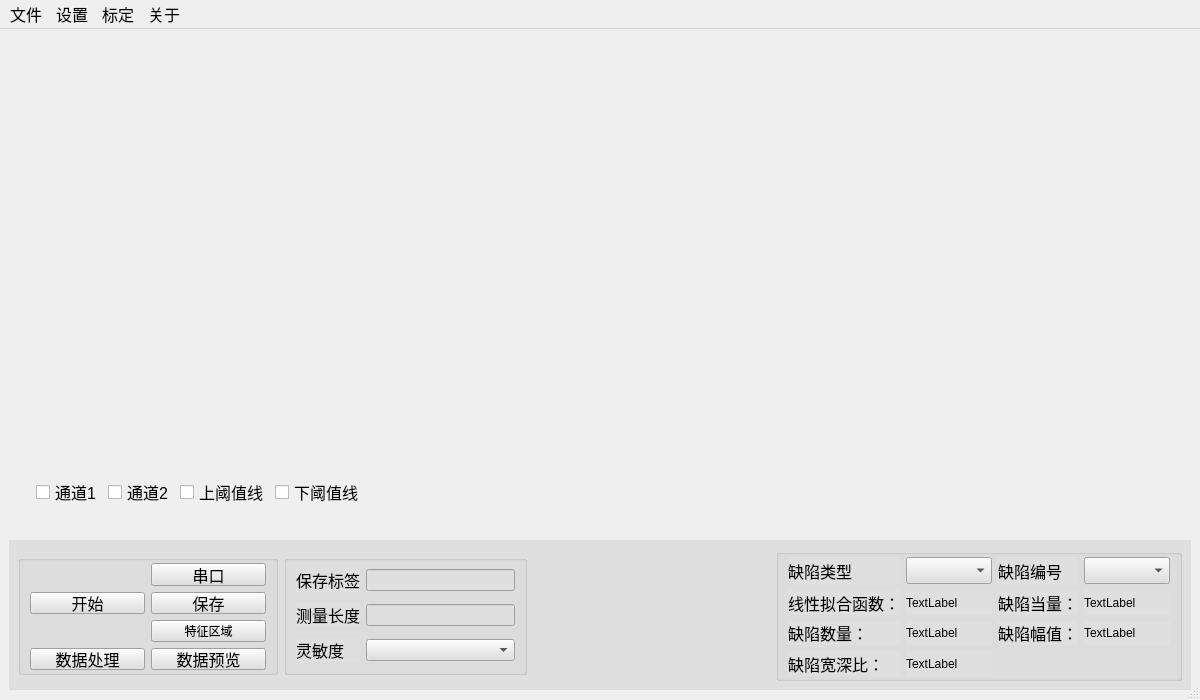
The window that mainwindow.ui (RoboticsKingWay/EMDetect) describes before a commit, drawn with Qt 5.
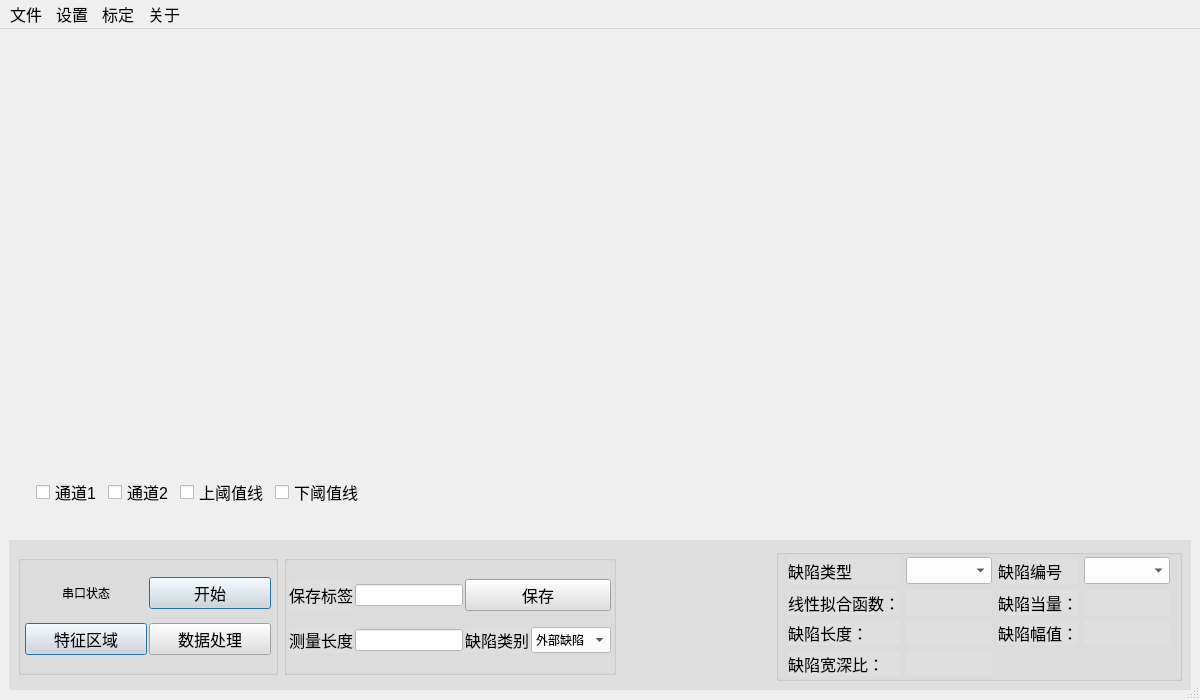
The same window after the commit. Icons and pictures are not drawn.

What changed in the file:
```diff
--- a/mainwindow.ui
+++ b/mainwindow.ui
@@ -191,82 +191,37 @@
           <property name="sizeConstraint">
            <enum>QLayout::SetDefaultConstraint</enum>
           </property>
+          <property name="leftMargin">
+           <number>4</number>
+          </property>
           <property name="topMargin">
-           <number>2</number>
+           <number>4</number>
+          </property>
+          <property name="rightMargin">
+           <number>4</number>
           </property>
           <property name="bottomMargin">
+           <number>4</number>
+          </property>
+          <property name="spacing">
            <number>2</number>
           </property>
-          <item row="1" column="1">
-           <widget class="QPushButton" name="pushButton_2">
-            <property name="font">
-             <font>
-              <pointsize>12</pointsize>
-             </font>
-            </property>
-            <property name="text">
-             <string>保存</string>
-            </property>
-            <property name="autoDefault">
-             <bool>false</bool>
-            </property>
-            <property name="default">
-             <bool>false</bool>
-            </property>
-           </widget>
-          </item>
-          <item row="0" column="1">
-           <widget class="QPushButton" name="pushButton_SerialSetup">
-            <property name="font">
-             <font>
-              <pointsize>12</pointsize>
-             </font>
-            </property>
-            <property name="styleSheet">
-             <string notr="true">/*QPushButton {
-				border: 4px outset gray;
-                   border-radius: 3px;
-}*/</string>
-            </property>
-            <property name="text">
-             <string>串口</string>
-            </property>
-            <property name="default">
-             <bool>false</bool>
-            </property>
-            <property name="flat">
-             <bool>false</bool>
-            </property>
-           </widget>
-          </item>
-          <item row="1" column="0">
-           <widget class="QPushButton" name="pushButton">
-            <property name="font">
-             <font>
-              <pointsize>12</pointsize>
-             </font>
-            </property>
-            <property name="text">
-             <string>开始</string>
-            </property>
-           </widget>
-          </item>
           <item row="3" column="1">
-           <widget class="QPushButton" name="pushButton_4">
+           <widget class="QPushButton" name="pushButton_3">
             <property name="font">
              <font>
               <pointsize>12</pointsize>
              </font>
             </property>
             <property name="text">
-             <string>数据预览</string>
+             <string>数据处理</string>
             </property>
            </widget>
           </item>
           <item row="0" column="0">
            <widget class="QPushButton" name="pushButton_connect_state">
             <property name="text">
-             <string/>
+             <string>串口状态</string>
             </property>
             <property name="icon">
              <iconset resource="resource.qrc">
@@ -277,23 +232,43 @@
             </property>
            </widget>
           </item>
-          <item row="3" column="0">
-           <widget class="QPushButton" name="pushButton_3">
+          <item row="0" column="1">
+           <widget class="QPushButton" name="pushButton">
             <property name="font">
              <font>
               <pointsize>12</pointsize>
              </font>
             </property>
             <property name="text">
-             <string>数据处理</string>
+             <string>开始</string>
+            </property>
+            <property name="autoDefault">
+             <bool>true</bool>
+            </property>
+            <property name="default">
+             <bool>true</bool>
             </property>
            </widget>
           </item>
-          <item row="2" column="1">
+          <item row="3" column="0">
            <widget class="QPushButton" name="pushButton_5">
+            <property name="font">
+             <font>
+              <pointsize>12</pointsize>
+             </font>
+            </property>
             <property name="text">
              <string>特征区域</string>
             </property>
+            <property name="autoDefault">
+             <bool>true</bool>
+            </property>
+            <property name="default">
+             <bool>true</bool>
+            </property>
+            <property name="flat">
+             <bool>false</bool>
+            </property>
            </widget>
           </item>
          </layout>
@@ -309,7 +284,7 @@
          </property>
          <property name="maximumSize">
           <size>
-           <width>280</width>
+           <width>350</width>
            <height>120</height>
           </size>
          </property>
@@ -317,38 +292,22 @@
           <string/>
          </property>
          <layout class="QGridLayout" name="gridLayout">
+          <property name="leftMargin">
+           <number>2</number>
+          </property>
           <property name="topMargin">
-           <number>2</number>
+           <number>4</number>
           </property>
           <property name="rightMargin">
-           <number>9</number>
+           <number>2</number>
           </property>
           <property name="bottomMargin">
+           <number>4</number>
+          </property>
+          <property name="spacing">
            <number>2</number>
           </property>
-          <item row="1" column="1">
-           <widget class="QLabel" name="label_2">
-            <property name="font">
-             <font>
-              <pointsize>12</pointsize>
-             </font>
-            </property>
-            <property name="text">
-             <string>测量长度</string>
-            </property>
-           </widget>
-          </item>
-          <item row="0" column="2">
-           <widget class="QLineEdit" name="lineEdit">
-            <property name="styleSheet">
-             <string notr="true">background-color:#DDDDD</string>
-            </property>
-            <property name="text">
-             <string/>
-            </property>
-           </widget>
-          </item>
-          <item row="0" column="1">
+          <item row="0" column="0">
            <widget class="QLabel" name="label">
             <property name="font">
              <font>
@@ -360,21 +319,54 @@
             </property>
            </widget>
           </item>
+          <item row="0" column="1">
+           <widget class="QLineEdit" name="lineEdit">
+            <property name="styleSheet">
+             <string notr="true">background-color:white</string>
+            </property>
+            <property name="text">
+             <string/>
+            </property>
+           </widget>
+          </item>
+          <item row="0" column="2" colspan="2">
+           <widget class="QPushButton" name="pushButton_2">
+            <property name="font">
+             <font>
+              <pointsize>12</pointsize>
+             </font>
+            </property>
+            <property name="text">
+             <string>保存</string>
+            </property>
+            <property name="autoDefault">
+             <bool>false</bool>
+            </property>
+            <property name="default">
+             <bool>false</bool>
+            </property>
+           </widget>
+          </item>
+          <item row="1" column="0">
+           <widget class="QLabel" name="label_2">
+            <property name="font">
+             <font>
+              <pointsize>12</pointsize>
+             </font>
+            </property>
+            <property name="text">
+             <string>测量长度</string>
+            </property>
+           </widget>
+          </item>
+          <item row="1" column="1">
+           <widget class="QLineEdit" name="lineEdit_scan_length">
+            <property name="styleSheet">
+             <string notr="true">background-color:white</string>
+            </property>
+           </widget>
+          </item>
           <item row="1" column="2">
-           <widget class="QLineEdit" name="lineEdit_2">
-            <property name="styleSheet">
-             <string notr="true">background-color:#DDDDD</string>
-            </property>
-           </widget>
-          </item>
-          <item row="2" column="2">
-           <widget class="QComboBox" name="comboBox">
-            <property name="styleSheet">
-             <string notr="true">background-color:#DDDDD</string>
-            </property>
-           </widget>
-          </item>
-          <item row="2" column="1">
            <widget class="QLabel" name="label_3">
             <property name="font">
              <font>
@@ -382,10 +374,33 @@
              </font>
             </property>
             <property name="text">
-             <string>灵敏度</string>
+             <string>缺陷类别</string>
             </property>
            </widget>
           </item>
+          <item row="1" column="3">
+           <widget class="QComboBox" name="comboBox">
+            <property name="minimumSize">
+             <size>
+              <width>80</width>
+              <height>26</height>
+             </size>
+            </property>
+            <property name="styleSheet">
+             <string notr="true">background-color:white</string>
+            </property>
+            <item>
+             <property name="text">
+              <string>外部缺陷</string>
+             </property>
+            </item>
+            <item>
+             <property name="text">
+              <string>内部缺陷</string>
+             </property>
+            </item>
+           </widget>
+          </item>
          </layout>
         </widget>
        </item>
@@ -396,7 +411,7 @@
          </property>
          <property name="sizeHint" stdset="0">
           <size>
-           <width>40</width>
+           <width>30</width>
            <height>20</height>
           </size>
          </property>
@@ -433,7 +448,7 @@
              </font>
             </property>
             <property name="styleSheet">
-             <string notr="true">background-color:#DDDDD</string>
+             <string notr="true">background-color:white</string>
             </property>
            </widget>
           </item>
@@ -457,14 +472,14 @@
              </font>
             </property>
             <property name="styleSheet">
-             <string notr="true">background-color:#DDDDD</string>
+             <string notr="true">background-color:white</string>
             </property>
            </widget>
           </item>
           <item row="2" column="1">
            <widget class="QLabel" name="label_5">
             <property name="text">
-             <string>TextLabel</string>
+             <string/>
             </property>
            </widget>
           </item>
@@ -507,7 +522,7 @@
           <item row="4" column="1">
            <widget class="QLabel" name="label_13">
             <property name="text">
-             <string>TextLabel</string>
+             <string/>
             </property>
            </widget>
           </item>
@@ -526,7 +541,7 @@
           <item row="2" column="3">
            <widget class="QLabel" name="label_12">
             <property name="text">
-             <string>TextLabel</string>
+             <string/>
             </property>
            </widget>
           </item>
@@ -538,14 +553,14 @@
              </font>
             </property>
             <property name="text">
-             <string>缺陷数量：</string>
+             <string>缺陷长度：</string>
             </property>
            </widget>
           </item>
           <item row="3" column="1">
            <widget class="QLabel" name="label_14">
             <property name="text">
-             <string>TextLabel</string>
+             <string/>
             </property>
            </widget>
           </item>
@@ -564,7 +579,7 @@
           <item row="3" column="3">
            <widget class="QLabel" name="label_15">
             <property name="text">
-             <string>TextLabel</string>
+             <string/>
             </property>
            </widget>
           </item>
```
Left out of the diff: 16 changed lines with no effect on the pictures.
